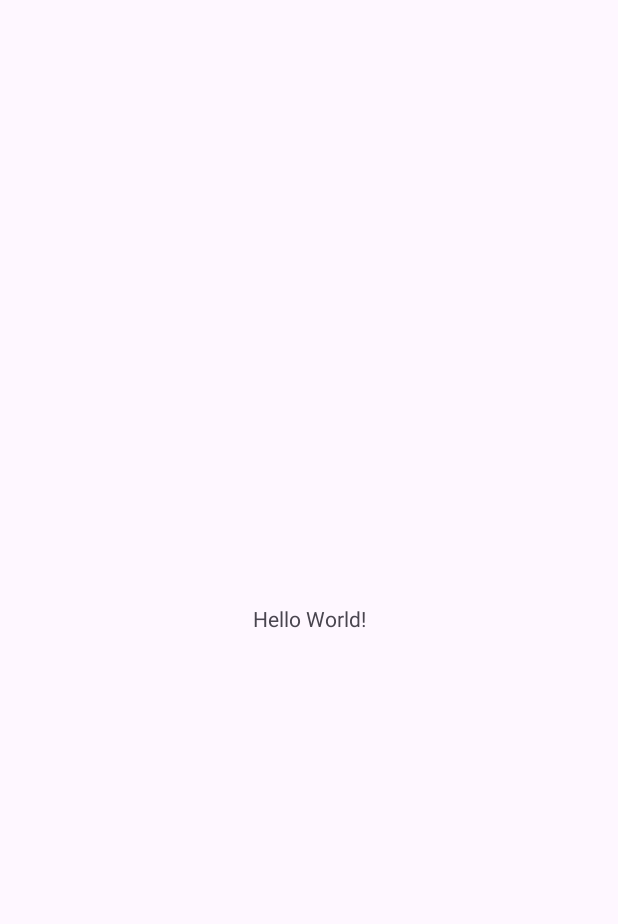
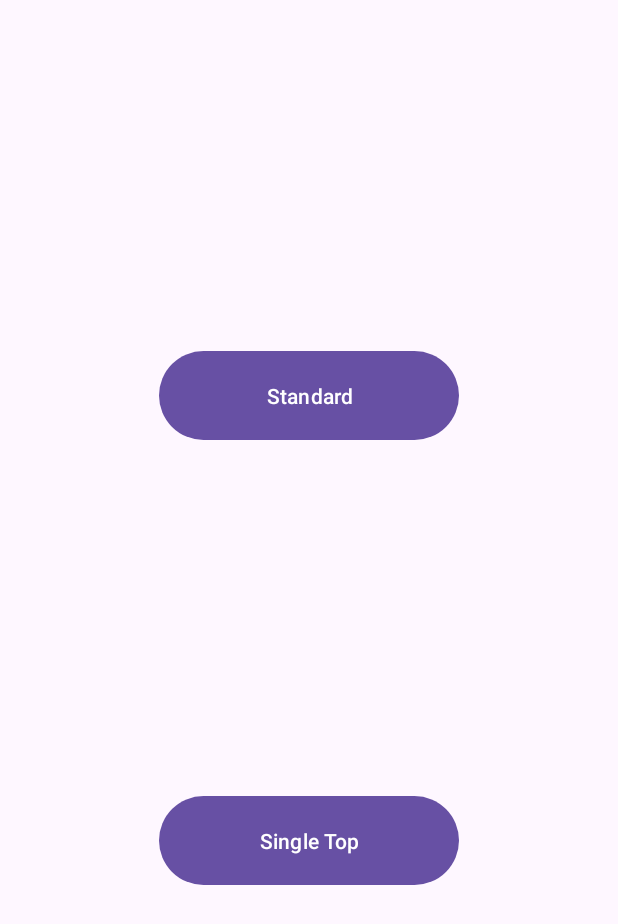
Before and after one commit to DikaraBintang/LAB_WEEK_02_C, an Android app: the screen it shows after launch (MainActivity), on a phone screen of 412 x 824 dp. Before the commit the part shown is almost empty. Shown: the top 924 px of the screen. Run offline under Robolectric (Android 15) with nearby library versions, the phone set to English and light mode, and no system bars.

Commit message:
Commit No. 4 – Standard activity and single top activity

```diff
--- a/app/src/main/java/com/example/lab_week_02_c/MainActivity.kt
+++ b/app/src/main/java/com/example/lab_week_02_c/MainActivity.kt
@@ -1,20 +1,34 @@
 package com.example.lab_week_02_c
 
 import android.os.Bundle
-import androidx.activity.enableEdgeToEdge
 import androidx.appcompat.app.AppCompatActivity
-import androidx.core.view.ViewCompat
-import androidx.core.view.WindowInsetsCompat
+import android.content.Intent
+import android.util.Log
+import android.view.View
+import android.widget.Button
 
 class MainActivity : AppCompatActivity() {
+    companion object{
+        private const val DEBUG = "DEBUG"
+    }
     override fun onCreate(savedInstanceState: Bundle?) {
         super.onCreate(savedInstanceState)
-        enableEdgeToEdge()
         setContentView(R.layout.activity_main)
-        ViewCompat.setOnApplyWindowInsetsListener(findViewById(R.id.main)) { v, insets ->
-            val systemBars = insets.getInsets(WindowInsetsCompat.Type.systemBars())
-            v.setPadding(systemBars.left, systemBars.top, systemBars.right, systemBars.bottom)
-            insets
+        Log.d(DEBUG, "onCreate")
+        val buttonClickListener = View.OnClickListener { view ->
+            when (view.id) {
+                R.id.button_standard -> startActivity(
+                    Intent(this,
+                        StandardActivity::class.java)
+                )
+                R.id.button_single_top -> startActivity(
+                    Intent(this,
+                        SingleTopActivity::class.java)
+                )
+            }
         }
+        findViewById<Button>(R.id.button_standard).setOnClickListener(buttonClickListener)
+        findViewById<Button>(R.id.button_single_top).setOnClickListener(buttonClickListener
+        )
     }
 }
--- a/app/src/main/res/layout/activity_main.xml
+++ b/app/src/main/res/layout/activity_main.xml
@@ -7,13 +7,17 @@
     android:layout_height="match_parent"
     tools:context=".MainActivity">
 
-    <TextView
-        android:layout_width="wrap_content"
+    <include layout="@layout/activity_standard"
+        android:id="@+id/layout_standard"
+        android:layout_width="match_parent"
         android:layout_height="wrap_content"
-        android:text="Hello World!"
-        app:layout_constraintBottom_toBottomOf="parent"
-        app:layout_constraintEnd_toEndOf="parent"
-        app:layout_constraintStart_toStartOf="parent"
-        app:layout_constraintTop_toTopOf="parent" />
+        app:layout_constraintTop_toTopOf="parent"
+        app:layout_constraintBottom_toTopOf="@+id/layout_single_top"/>
+    <include layout="@layout/activity_single_top"
+        android:id="@+id/layout_single_top"
+        android:layout_width="match_parent"
+        android:layout_height="wrap_content"
+        app:layout_constraintTop_toBottomOf="@+id/layout_standard"
+        app:layout_constraintBottom_toBottomOf="parent"/>
 
 </androidx.constraintlayout.widget.ConstraintLayout>
--- /dev/null
+++ b/app/src/main/res/layout/activity_single_top.xml
@@ -0,0 +1,19 @@
+<?xml version="1.0" encoding="utf-8"?>
+<androidx.constraintlayout.widget.ConstraintLayout
+    xmlns:android="http://schemas.android.com/apk/res/android"
+    xmlns:app="http://schemas.android.com/apk/res-auto"
+    xmlns:tools="http://schemas.android.com/tools"
+    android:layout_width="match_parent"
+    android:layout_height="match_parent"
+    tools:context=".MainActivity">
+    <Button
+        android:id="@+id/button_single_top"
+        android:layout_width="200dp"
+        android:layout_height="wrap_content"
+        android:text="@string/single_top_button"
+        android:padding="20dp"
+        app:layout_constraintBottom_toBottomOf="parent"
+        app:layout_constraintLeft_toLeftOf="parent"
+        app:layout_constraintRight_toRightOf="parent"
+        app:layout_constraintTop_toTopOf="parent" />
+</androidx.constraintlayout.widget.ConstraintLayout>
--- /dev/null
+++ b/app/src/main/res/layout/activity_standard.xml
@@ -0,0 +1,19 @@
+<?xml version="1.0" encoding="utf-8"?>
+<androidx.constraintlayout.widget.ConstraintLayout
+    xmlns:android="http://schemas.android.com/apk/res/android"
+    xmlns:app="http://schemas.android.com/apk/res-auto"
+    xmlns:tools="http://schemas.android.com/tools"
+    android:layout_width="match_parent"
+    android:layout_height="match_parent"
+    tools:context=".MainActivity">
+    <Button
+        android:id="@+id/button_standard"
+        android:layout_width="200dp"
+        android:layout_height="wrap_content"
+        android:text="@string/standard_button"
+        android:padding="20dp"
+        app:layout_constraintBottom_toBottomOf="parent"
+        app:layout_constraintLeft_toLeftOf="parent"
+        app:layout_constraintRight_toRightOf="parent"
+        app:layout_constraintTop_toTopOf="parent" />
+</androidx.constraintlayout.widget.ConstraintLayout>
--- a/app/src/main/res/values/strings.xml
+++ b/app/src/main/res/values/strings.xml
@@ -1,3 +1,5 @@
 <resources>
     <string name="app_name">LAB_WEEK_02_C</string>
+    <string name="standard_button">Standard</string>
+    <string name="single_top_button">Single Top</string>
 </resources>
```
Also changed, not shown: app/src/main/AndroidManifest.xml (+9 -0 lines), app/src/main/java/com/example/lab_week_02_c/SingleTopActivity.kt (added, +28 -0 lines), app/src/main/java/com/example/lab_week_02_c/StandardActivity.kt (added, +27 -0 lines).
